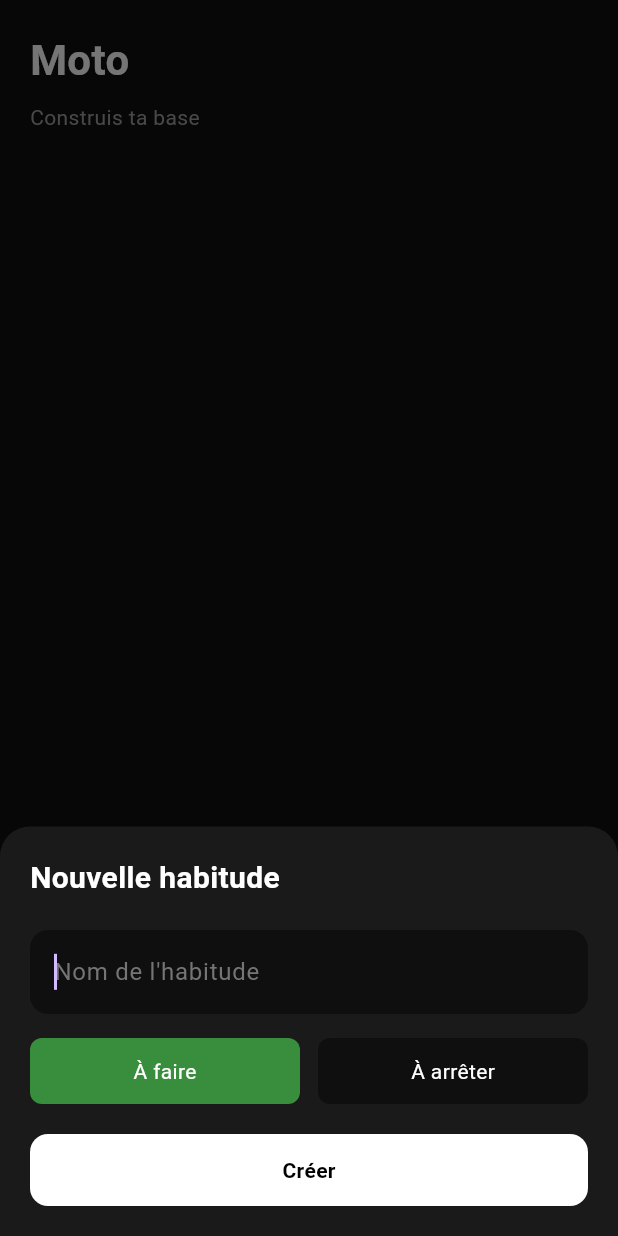
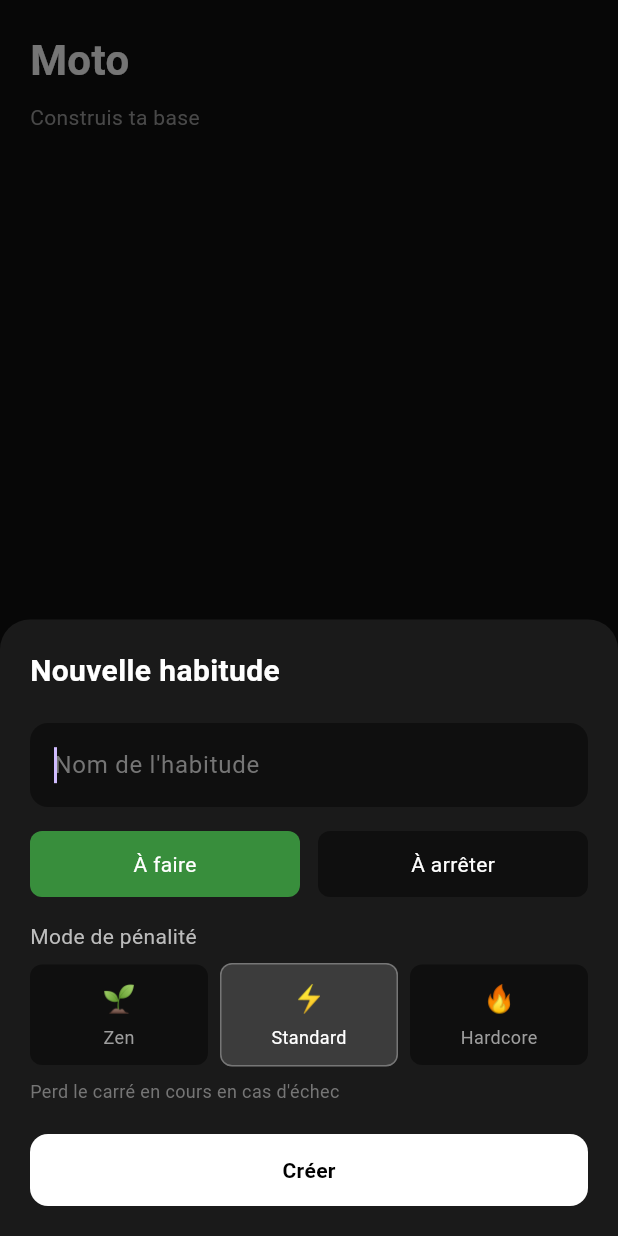
Before and after one commit to Rachoudane/moto, a Flutter app: the screen it shows after launch, after a tap on the "add" icon, on a phone screen of 412 x 824 dp. Run offline on Flutter 3.47's test engine with Material 3 defaults, Android fonts, the phone set to English and light mode, and no system bars; our stand-ins replace shared_preferences.

Commit message:
Add penalty mode selector in habit creation form

```diff
--- a/lib/screens/home_screen.dart
+++ b/lib/screens/home_screen.dart
@@ -71,12 +71,13 @@ class _HomeScreenState extends State<HomeScreen> {
     _saveHabits();
   }
 
-  void _addHabit(String name, bool isQuitting) {
+  void _addHabit(String name, bool isQuitting, PenaltyMode penaltyMode) {
     setState(() {
       _habits.add(Habit(
         id: DateTime.now().millisecondsSinceEpoch.toString(),
         name: name,
         isQuitting: isQuitting,
+        penaltyMode: penaltyMode,
       ));
     });
     _saveHabits();
@@ -92,6 +93,7 @@ class _HomeScreenState extends State<HomeScreen> {
   void _showAddHabitDialog() {
     String name = '';
     bool isQuitting = false;
+    PenaltyMode penaltyMode = PenaltyMode.standard;
 
     showModalBottomSheet(
       context: context,
@@ -139,6 +141,8 @@ class _HomeScreenState extends State<HomeScreen> {
                     onChanged: (value) => name = value,
                   ),
                   const SizedBox(height: 16),
+
+                  // Type d'habitude
                   Row(
                     children: [
                       Expanded(
@@ -174,13 +178,64 @@ class _HomeScreenState extends State<HomeScreen> {
                       ),
                     ],
                   ),
+                  const SizedBox(height: 16),
+
+                  // Mode de pénalité
+                  Text(
+                    'Mode de pénalité',
+                    style: TextStyle(
+                      fontSize: 14,
+                      color: Colors.grey[400],
+                    ),
+                  ),
+                  const SizedBox(height: 8),
+                  Row(
+                    children: [
+                      _buildModeButton(
+                        setModalState,
+                        mode: PenaltyMode.zen,
+                        currentMode: penaltyMode,
+                        emoji: '🌱',
+                        label: 'Zen',
+                        onTap: () => setModalState(() => penaltyMode = PenaltyMode.zen),
+                      ),
+                      const SizedBox(width: 8),
+                      _buildModeButton(
+                        setModalState,
+                        mode: PenaltyMode.standard,
+                        currentMode: penaltyMode,
+                        emoji: '⚡',
+                        label: 'Standard',
+                        onTap: () => setModalState(() => penaltyMode = PenaltyMode.standard),
+                      ),
+                      const SizedBox(width: 8),
+                      _buildModeButton(
+                        setModalState,
+                        mode: PenaltyMode.hardcore,
+                        currentMode: penaltyMode,
+                        emoji: '🔥',
+                        label: 'Hardcore',
+                        onTap: () => setModalState(() => penaltyMode = PenaltyMode.hardcore),
+                      ),
+                    ],
+                  ),
+                  const SizedBox(height: 8),
+                  Text(
+                    _getModeDescription(penaltyMode),
+                    style: TextStyle(
+                      fontSize: 12,
+                      color: Colors.grey[600],
+                    ),
+                  ),
                   const SizedBox(height: 20),
+
+                  // Bouton créer
                   SizedBox(
                     width: double.infinity,
                     child: GestureDetector(
                       onTap: () {
                         if (name.trim().isNotEmpty) {
-                          _addHabit(name.trim(), isQuitting);
+                          _addHabit(name.trim(), isQuitting, penaltyMode);
                           Navigator.pop(context);
                         }
                       },
@@ -209,6 +264,54 @@ class _HomeScreenState extends State<HomeScreen> {
         );
       },
     );
+  }
+
+  Widget _buildModeButton(
+    StateSetter setModalState, {
+    required PenaltyMode mode,
+    required PenaltyMode currentMode,
+    required String emoji,
+    required String label,
+    required VoidCallback onTap,
+  }) {
+    final isSelected = mode == currentMode;
+    return Expanded(
+      child: GestureDetector(
+        onTap: onTap,
+        child: Container(
+          padding: const EdgeInsets.symmetric(vertical: 10),
+          decoration: BoxDecoration(
+            color: isSelected ? Colors.white.withValues(alpha: 0.15) : const Color(0xFF0F0F0F),
+            borderRadius: BorderRadius.circular(8),
+            border: isSelected ? Border.all(color: Colors.white.withValues(alpha: 0.3)) : null,
+          ),
+          child: Column(
+            children: [
+              Text(emoji, style: const TextStyle(fontSize: 18)),
+              const SizedBox(height: 4),
+              Text(
+                label,
+                style: TextStyle(
+                  fontSize: 12,
+                  color: isSelected ? Colors.white : Colors.grey[500],
+                ),
+              ),
+            ],
+          ),
+        ),
+      ),
+    );
+  }
+
+  String _getModeDescription(PenaltyMode mode) {
+    switch (mode) {
+      case PenaltyMode.zen:
+        return 'Perd 1 case en cas d\'échec';
+      case PenaltyMode.standard:
+        return 'Perd le carré en cours en cas d\'échec';
+      case PenaltyMode.hardcore:
+        return 'Retour à zéro total en cas d\'échec';
+    }
   }
 
   @override
```
